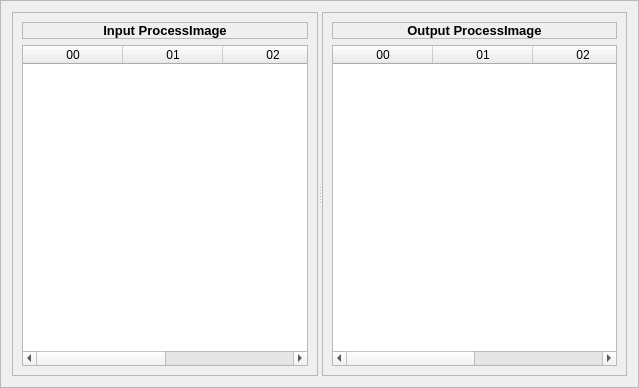
Old version of the form apps/demo_qt_advanced/plk_qt_gui/ui/ProcessImageMemory.ui in the repository OpenAutomationTechnologies/openPOWERLINK_Qt_App.
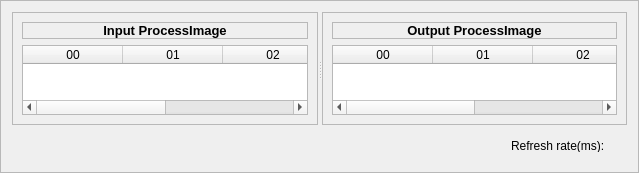
New version of the form.

Commit message: Display refresh rate for ProcessImage

The edit to the form file:
```diff
--- a/apps/demo_qt_advanced/plk_qt_gui/ui/ProcessImageMemory.ui
+++ b/apps/demo_qt_advanced/plk_qt_gui/ui/ProcessImageMemory.ui
@@ -8,7 +8,7 @@
     <x>0</x>
     <y>0</y>
     <width>639</width>
-    <height>388</height>
+    <height>173</height>
    </rect>
   </property>
   <property name="windowTitle">
@@ -20,7 +20,7 @@
   <property name="frameShadow">
    <enum>QFrame::Raised</enum>
   </property>
-  <layout class="QHBoxLayout" name="horizontalLayout">
+  <layout class="QVBoxLayout" name="verticalLayout_3">
    <item>
     <widget class="QSplitter" name="splitter">
      <property name="orientation">
@@ -173,6 +173,51 @@
      </widget>
     </widget>
    </item>
+   <item>
+    <widget class="QWidget" name="widget" native="true">
+     <property name="maximumSize">
+      <size>
+       <width>16777215</width>
+       <height>30</height>
+      </size>
+     </property>
+     <layout class="QHBoxLayout" name="horizontalLayout">
+      <item>
+       <spacer name="horizontalSpacer">
+        <property name="orientation">
+         <enum>Qt::Horizontal</enum>
+        </property>
+        <property name="sizeHint" stdset="0">
+         <size>
+          <width>495</width>
+          <height>20</height>
+         </size>
+        </property>
+       </spacer>
+      </item>
+      <item>
+       <widget class="QLabel" name="label">
+        <property name="text">
+         <string>Refresh rate(ms):</string>
+        </property>
+       </widget>
+      </item>
+      <item>
+       <widget class="QLabel" name="refreshRate">
+        <property name="maximumSize">
+         <size>
+          <width>16777215</width>
+          <height>25</height>
+         </size>
+        </property>
+        <property name="alignment">
+         <set>Qt::AlignRight|Qt::AlignTrailing|Qt::AlignVCenter</set>
+        </property>
+       </widget>
+      </item>
+     </layout>
+    </widget>
+   </item>
   </layout>
  </widget>
  <resources/>
```
The commit also changes 3 other files.
